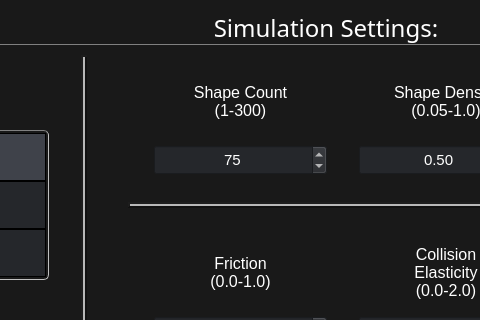
Above: mainwindow.ui from mwdle/BounceLab before the change; both pictures show x 177 to 657 and y 198 to 518 of the 1000 by 800 pixel window. Below: the same form after it.
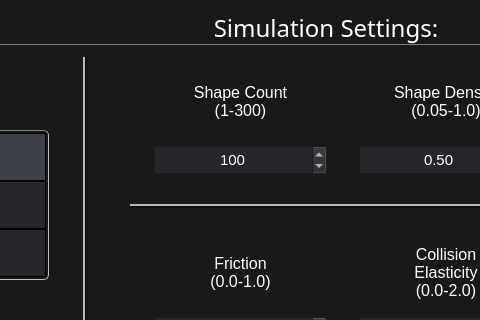
That is the form after the change. The open tabs and pages were chosen to show the change. Icons and pictures are not drawn. Custom widgets are drawn as their Qt base class.

Commit message: New default shape count.

What changed in the file:
```diff
--- a/mainwindow.ui
+++ b/mainwindow.ui
@@ -1279,7 +1279,7 @@
                       <number>10</number>
                      </property>
                      <property name="value">
-                      <number>75</number>
+                      <number>100</number>
                      </property>
                     </widget>
                    </item>
```
The commit also changes 1 other file.
